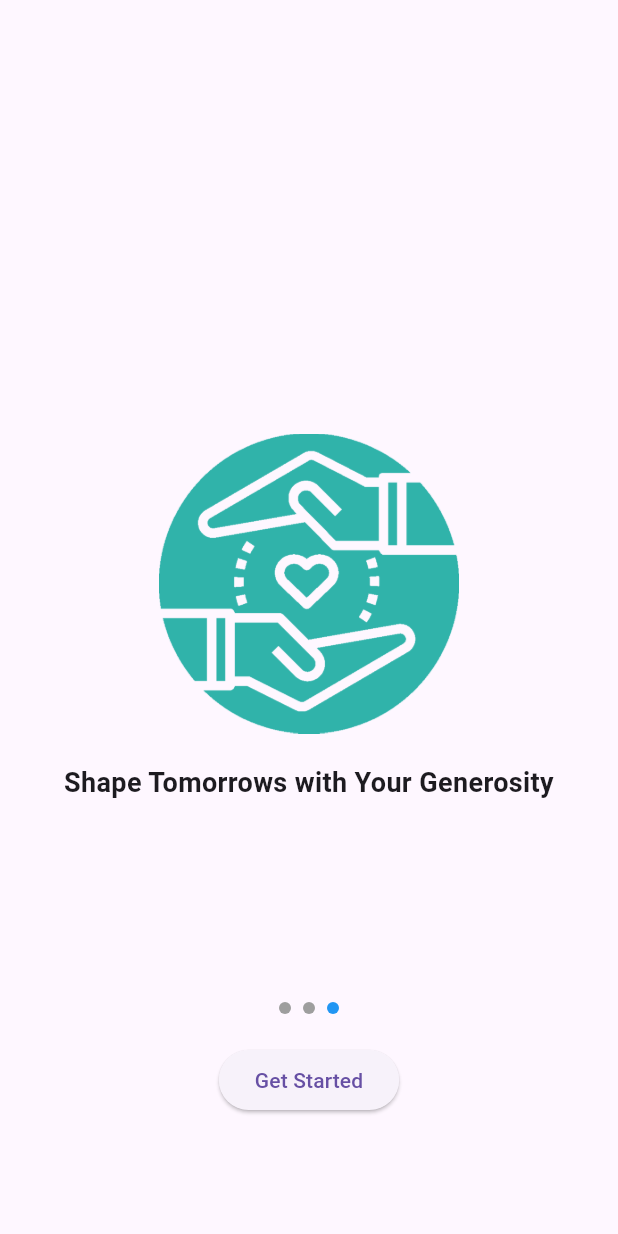
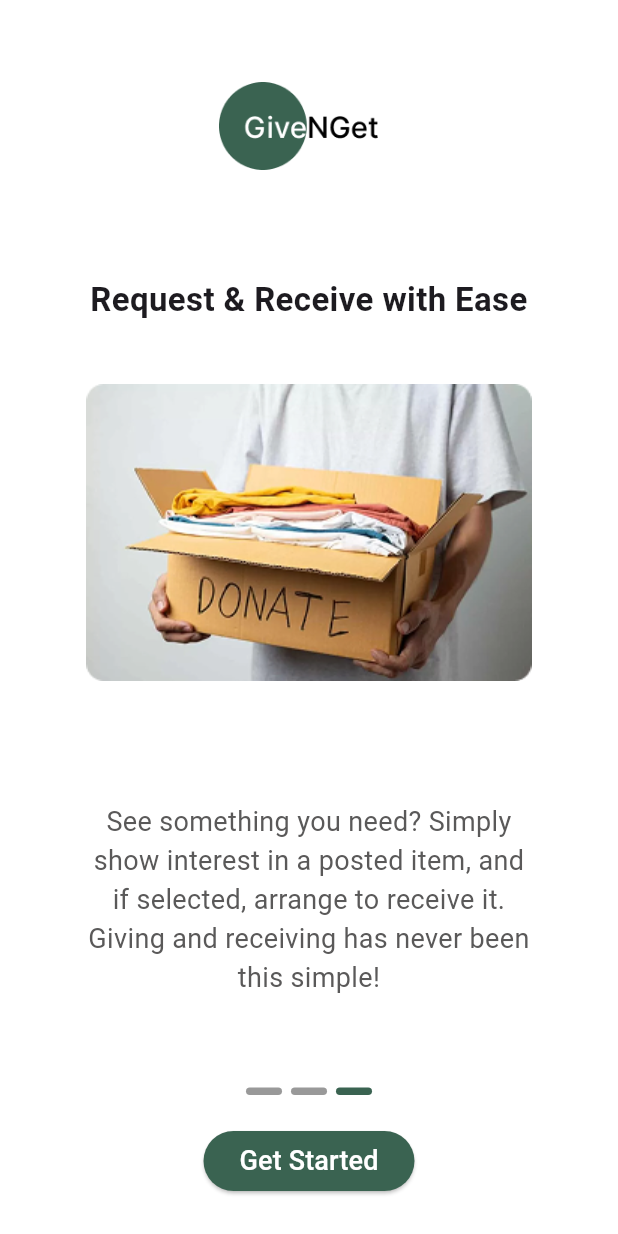
Before and after one commit to Aaronarphaxad/GiveNGet, a Flutter app: the screen it shows after launch, after a tap on "Skip", on a phone screen of 412 x 824 dp. Run offline on Flutter 3.47's test engine with Material 3 defaults, Android fonts, the light colour scheme and no system bars; drawn by our look-alikes of smooth_page_indicator; our stand-ins replace shared_preferences.

Commit message:
updated onboarding screen design

```diff
--- a/lib/screens/intro_screen.dart
+++ b/lib/screens/intro_screen.dart
@@ -1,4 +1,5 @@
 import 'package:flutter/material.dart';
+import 'package:givenget/screens/auth/signup_screen.dart';
 import 'dart:async';
 import 'package:smooth_page_indicator/smooth_page_indicator.dart';
 import 'auth/login_screen.dart';
@@ -39,10 +40,9 @@ class SplashScreen extends StatelessWidget {
       backgroundColor: Colors.white,
       body: Center(
         child: Image.asset(
-          'assets/images/givenget_icon.png',
+          'assets/images/givenget-logo.png',
           width: 200,
           height: 200,
-          fit: BoxFit.contain,
         ),
       ),
     );
@@ -60,67 +60,113 @@ class OnboardingScreen extends StatefulWidget {
 class _OnboardingScreenState extends State<OnboardingScreen> {
   final PageController _controller = PageController();
   bool isLastPage = false;
+  int currentPage = 0; // Track the current page
 
   @override
   Widget build(BuildContext context) {
     return Scaffold(
       resizeToAvoidBottomInset: false, // Prevent resizing when keyboard pops up
-      body: FocusScope(
-        // Disable keyboard interaction
-        child: Stack(
+      body: Stack(
         children: [
           PageView(
             controller: _controller,
             onPageChanged: (index) {
               setState(() {
-                  isLastPage = index == 2; // Last page index
+                currentPage = index; // Track current page
+                isLastPage = index == 2; // Update last page flag
               });
             },
             children: [
-                buildPage("assets/images/givenget_icon.png", "Doing Good Today Will Be Multiplied in the Future"),
-                buildPage("assets/images/givenget_icon.png", "Extending Hearts Transforming Lives"),
-                buildPage("assets/images/givenget_icon.png", "Shape Tomorrows with Your Generosity"),
+              buildPage(
+                'assets/images/intro-img-1.png',
+                'Give Freely, Change Lives',
+                'Donate items you no longer need to people who truly need them. No money required, just kindness!',
+              ),
+              buildPage(
+                'assets/images/intro-img-2.png',
+                'Extending Hearts, Transforming Lives',
+                'Post the items you no longer need and connect with those who can benefit from them. Every item shared brings a positive impact to someone in need!',
+              ),
+              buildPage(
+                'assets/images/intro-img-3.png',
+                'Request & Receive with Ease',
+                'See something you need? Simply show interest in a posted item, and if selected, arrange to receive it. Giving and receiving has never been this simple!',
+              ),
             ],
           ),
-            Positioned(
-              bottom: 80,
-              left: 20,
-              right: 20,
+          Padding(
+            padding: const EdgeInsets.all(26.0),
             child: Column(
+              crossAxisAlignment: CrossAxisAlignment.center,
+              mainAxisAlignment: MainAxisAlignment.end,
               children: [
                 SmoothPageIndicator(
                   controller: _controller,
                   count: 3,
                   effect: const WormEffect(
-                      dotHeight: 8,
-                      dotWidth: 8,
-                      activeDotColor: Colors.blue,
+                    dotHeight: 5,
+                    dotWidth: 24,
+                    activeDotColor: Color(0xFF3A6351),
+                    dotColor: Color(0xFF999999),
+                    spacing: 6,
+                    paintStyle: PaintingStyle.fill,
                   ),
                 ),
                 const SizedBox(height: 20),
                 isLastPage
-                      ? ElevatedButton(
+                    ? Center(
+                        child: ElevatedButton(
+                          style: ElevatedButton.styleFrom(
+                              backgroundColor: const Color(0xFF3A6351),
+                              foregroundColor: Colors.white),
                           onPressed: () {
                             Navigator.pushReplacement(
                               context,
-                        MaterialPageRoute(builder: (context) => const LoginScreen()),
+                              MaterialPageRoute(
+                                  builder: (context) => const SignupScreen()),
                             );
                           },
-                    child: const Text("Get Started"),
+                          child: const Text(
+                            "Get Started",
+                            style: TextStyle(fontSize: 18),
+                          ),
+                        ),
                       )
                     : Row(
                         mainAxisAlignment: MainAxisAlignment.spaceBetween,
                         children: [
+                          currentPage > 0
+                              ? TextButton(
+                                  onPressed: () => _controller.previousPage(
+                                    duration:
+                                        const Duration(milliseconds: 300),
+                                    curve: Curves.easeInOut,
+                                  ),
+                                  child: const Text(
+                                    "Back",
+                                    style: TextStyle(
+                                        color: Color(0xFF3A6351),
+                                        fontSize: 18),
+                                  ),
+                                )
+                              : TextButton(
+                                  onPressed: () => _controller.jumpToPage(2),
+                                  child: const Text(
+                                    "Skip",
+                                    style: TextStyle(
+                                        color: Colors.red, fontSize: 18),
+                                  ),
+                                ),
                           TextButton(
-                        onPressed: () => _controller.jumpToPage(2), // Skip to last page
-                        child: const Text("Skip"),
-                      ),
-                      ElevatedButton(
                             onPressed: () => _controller.nextPage(
                               duration: const Duration(milliseconds: 300),
                               curve: Curves.easeInOut,
                             ),
-                        child: const Text("Next"),
+                            child: const Text(
+                              "Next",
+                              style: TextStyle(
+                                  color: Color(0xFF3A6351), fontSize: 18),
+                            ),
                           ),
                         ],
                       ),
@@ -129,24 +175,50 @@ class _OnboardingScreenState extends State<OnboardingScreen> {
           ),
         ],
       ),
-      ),
     );
   }
 
-  Widget buildPage(String imagePath, String text) {
-    return Padding(
-      padding: const EdgeInsets.all(20.0),
+
+
+  Widget buildPage(String imagePath, String mainText, String subText) {
+    return Scaffold(
+      backgroundColor: Colors.white,
+      body:  Padding(
+        padding: const EdgeInsets.only(left: 10.0, right: 10.0,bottom: 10.0,top: 24.0),
         child: Column(
+          children: [
+            Image.asset(
+            'assets/images/givenget-logo.png',
+            width: 120,
+            height: 120,
+            ),
+            Center(
+              child: Column(
+                mainAxisSize: MainAxisSize.min,
                 mainAxisAlignment: MainAxisAlignment.center,
                 children: [
-          Image.asset(imagePath, height: 200),
-          const SizedBox(height: 20),
+                SizedBox(height: 40),
                 Text(
-            text,
-            style: const TextStyle(fontSize: 18, fontWeight: FontWeight.bold),
+                  mainText,
+                  style: const TextStyle(fontSize: 22, fontWeight: FontWeight.bold),
                   textAlign: TextAlign.center,
                 ),
+                 SizedBox(height: 40),
+                 Image.asset(imagePath, height: 200),
+                 SizedBox(height: 80),
+                 SizedBox(
+                  width: 300,
+                   child: Text(
+                    subText,
+                    style: const TextStyle(fontSize: 18, color: Color.fromARGB(255, 90, 89, 89)),
+                    textAlign: TextAlign.center,
+                    ),
+                 ),
                 ],
+              ),
+            )
+          ],
+        ),
       ),
     );
   }
--- a/pubspec.yaml
+++ b/pubspec.yaml
@@ -26,7 +26,7 @@ flutter:
 flutter_icons:
   android: true
   ios: true
-  image_path: "assets/images/givenget_icon.png"
-  adaptive_icon_foreground: "assets/images/givenget_icon.png"
+  image_path: "assets/images/givenget-logo.png"
+  adaptive_icon_foreground: "assets/images/givenget-logo.png"
   adaptive_icon_background: "#FFFFFF"
   remove_alpha_ios: true
```
Also changed, not shown: assets/images/givenget-logo.png (added), assets/images/intro-img-1.png (added), assets/images/intro-img-2.png (added), assets/images/intro-img-3.png (added), pubspec.lock, 164 other files. Lines whose indentation alone changed are shown as unchanged.
